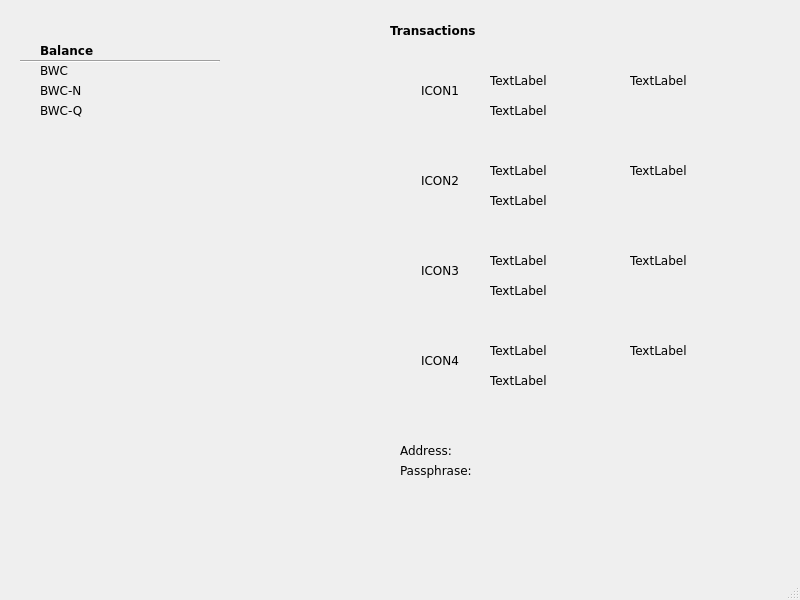
First picture: the form in client/gui/mainwindow.ui, repository TemplateName56/Blockchain_Wallet, before the edit.
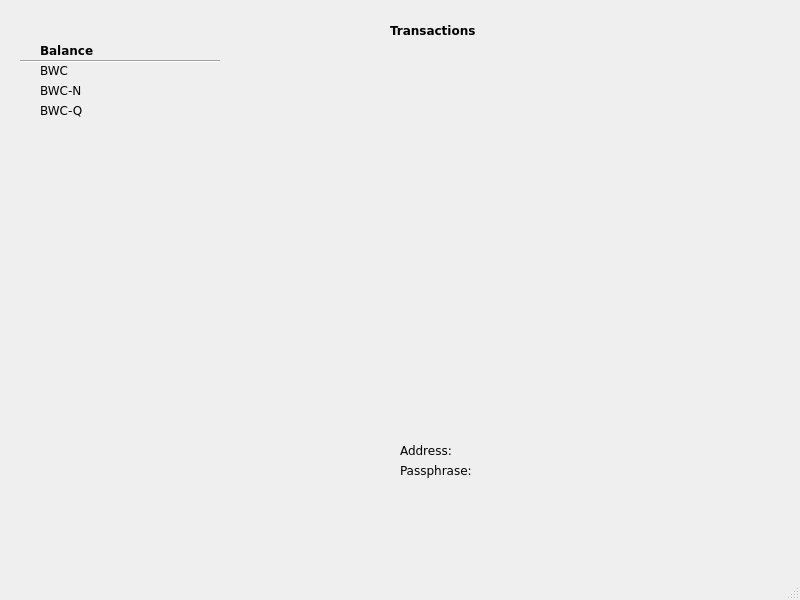
Second picture: the form after the edit. The open tabs and pages were chosen to show the change.

Commit message:
Add Validator Class
Add validator class
Delete last 5 transactions animation

```diff
--- a/client/gui/mainwindow.ui
+++ b/client/gui/mainwindow.ui
@@ -156,533 +156,6 @@
        <string>Address:</string>
       </property>
      </widget>
-     <widget class="QWidget" name="transactionsOverview" native="true">
-      <property name="geometry">
-       <rect>
-        <x>390</x>
-        <y>40</y>
-        <width>400</width>
-        <height>370</height>
-       </rect>
-      </property>
-      <property name="sizePolicy">
-       <sizepolicy hsizetype="Preferred" vsizetype="Preferred">
-        <horstretch>0</horstretch>
-        <verstretch>0</verstretch>
-       </sizepolicy>
-      </property>
-      <property name="minimumSize">
-       <size>
-        <width>400</width>
-        <height>300</height>
-       </size>
-      </property>
-      <widget class="QWidget" name="transactionInfo_1" native="true">
-       <property name="geometry">
-        <rect>
-         <x>10</x>
-         <y>10</y>
-         <width>380</width>
-         <height>80</height>
-        </rect>
-       </property>
-       <property name="sizePolicy">
-        <sizepolicy hsizetype="Preferred" vsizetype="Preferred">
-         <horstretch>0</horstretch>
-         <verstretch>0</verstretch>
-        </sizepolicy>
-       </property>
-       <property name="minimumSize">
-        <size>
-         <width>380</width>
-         <height>0</height>
-        </size>
-       </property>
-       <widget class="QLabel" name="transactionIcon_1">
-        <property name="geometry">
-         <rect>
-          <x>10</x>
-          <y>10</y>
-          <width>60</width>
-          <height>60</height>
-         </rect>
-        </property>
-        <property name="minimumSize">
-         <size>
-          <width>60</width>
-          <height>60</height>
-         </size>
-        </property>
-        <property name="text">
-         <string>ICON1</string>
-        </property>
-        <property name="alignment">
-         <set>Qt::AlignCenter</set>
-        </property>
-       </widget>
-       <widget class="QLabel" name="transactionDate_1">
-        <property name="geometry">
-         <rect>
-          <x>90</x>
-          <y>20</y>
-          <width>100</width>
-          <height>20</height>
-         </rect>
-        </property>
-        <property name="minimumSize">
-         <size>
-          <width>100</width>
-          <height>20</height>
-         </size>
-        </property>
-        <property name="text">
-         <string>TextLabel</string>
-        </property>
-       </widget>
-       <widget class="QLabel" name="wallerAddress_1">
-        <property name="geometry">
-         <rect>
-          <x>90</x>
-          <y>50</y>
-          <width>200</width>
-          <height>20</height>
-         </rect>
-        </property>
-        <property name="minimumSize">
-         <size>
-          <width>200</width>
-          <height>20</height>
-         </size>
-        </property>
-        <property name="text">
-         <string>TextLabel</string>
-        </property>
-       </widget>
-       <widget class="QLabel" name="amount_1">
-        <property name="geometry">
-         <rect>
-          <x>230</x>
-          <y>20</y>
-          <width>140</width>
-          <height>20</height>
-         </rect>
-        </property>
-        <property name="minimumSize">
-         <size>
-          <width>120</width>
-          <height>20</height>
-         </size>
-        </property>
-        <property name="text">
-         <string>TextLabel</string>
-        </property>
-       </widget>
-      </widget>
-      <widget class="QWidget" name="transactionInfo_2" native="true">
-       <property name="geometry">
-        <rect>
-         <x>10</x>
-         <y>100</y>
-         <width>380</width>
-         <height>80</height>
-        </rect>
-       </property>
-       <property name="sizePolicy">
-        <sizepolicy hsizetype="Preferred" vsizetype="Preferred">
-         <horstretch>0</horstretch>
-         <verstretch>0</verstretch>
-        </sizepolicy>
-       </property>
-       <property name="minimumSize">
-        <size>
-         <width>380</width>
-         <height>0</height>
-        </size>
-       </property>
-       <widget class="QLabel" name="transactionIcon_2">
-        <property name="geometry">
-         <rect>
-          <x>10</x>
-          <y>10</y>
-          <width>60</width>
-          <height>60</height>
-         </rect>
-        </property>
-        <property name="minimumSize">
-         <size>
-          <width>60</width>
-          <height>60</height>
-         </size>
-        </property>
-        <property name="text">
-         <string>ICON2</string>
-        </property>
-        <property name="alignment">
-         <set>Qt::AlignCenter</set>
-        </property>
-       </widget>
-       <widget class="QLabel" name="transactionDate_2">
-        <property name="geometry">
-         <rect>
-          <x>90</x>
-          <y>20</y>
-          <width>100</width>
-          <height>20</height>
-         </rect>
-        </property>
-        <property name="minimumSize">
-         <size>
-          <width>100</width>
-          <height>20</height>
-         </size>
-        </property>
-        <property name="text">
-         <string>TextLabel</string>
-        </property>
-       </widget>
-       <widget class="QLabel" name="wallerAddress_2">
-        <property name="geometry">
-         <rect>
-          <x>90</x>
-          <y>50</y>
-          <width>200</width>
-          <height>20</height>
-         </rect>
-        </property>
-        <property name="minimumSize">
-         <size>
-          <width>200</width>
-          <height>20</height>
-         </size>
-        </property>
-        <property name="text">
-         <string>TextLabel</string>
-        </property>
-       </widget>
-       <widget class="QLabel" name="amount_2">
-        <property name="geometry">
-         <rect>
-          <x>230</x>
-          <y>20</y>
-          <width>140</width>
-          <height>20</height>
-         </rect>
-        </property>
-        <property name="minimumSize">
-         <size>
-          <width>120</width>
-          <height>20</height>
-         </size>
-        </property>
-        <property name="text">
-         <string>TextLabel</string>
-        </property>
-       </widget>
-      </widget>
-      <widget class="QWidget" name="transactionInfo_3" native="true">
-       <property name="geometry">
-        <rect>
-         <x>10</x>
-         <y>190</y>
-         <width>380</width>
-         <height>80</height>
-        </rect>
-       </property>
-       <property name="sizePolicy">
-        <sizepolicy hsizetype="Preferred" vsizetype="Preferred">
-         <horstretch>0</horstretch>
-         <verstretch>0</verstretch>
-        </sizepolicy>
-       </property>
-       <property name="minimumSize">
-        <size>
-         <width>380</width>
-         <height>0</height>
-        </size>
-       </property>
-       <widget class="QLabel" name="transactionIcon_3">
-        <property name="geometry">
-         <rect>
-          <x>10</x>
-          <y>10</y>
-          <width>60</width>
-          <height>60</height>
-         </rect>
-        </property>
-        <property name="minimumSize">
-         <size>
-          <width>60</width>
-          <height>60</height>
-         </size>
-        </property>
-        <property name="text">
-         <string>ICON3</string>
-        </property>
-        <property name="alignment">
-         <set>Qt::AlignCenter</set>
-        </property>
-       </widget>
-       <widget class="QLabel" name="transactionDate_3">
-        <property name="geometry">
-         <rect>
-          <x>90</x>
-          <y>20</y>
-          <width>100</width>
-          <height>20</height>
-         </rect>
-        </property>
-        <property name="minimumSize">
-         <size>
-          <width>100</width>
-          <height>20</height>
-         </size>
-        </property>
-        <property name="text">
-         <string>TextLabel</string>
-        </property>
-       </widget>
-       <widget class="QLabel" name="wallerAddress_3">
-        <property name="geometry">
-         <rect>
-          <x>90</x>
-          <y>50</y>
-          <width>200</width>
-          <height>20</height>
-         </rect>
-        </property>
-        <property name="minimumSize">
-         <size>
-          <width>200</width>
-          <height>20</height>
-         </size>
-        </property>
-        <property name="text">
-         <string>TextLabel</string>
-        </property>
-       </widget>
-       <widget class="QLabel" name="amount_3">
-        <property name="geometry">
-         <rect>
-          <x>230</x>
-          <y>20</y>
-          <width>140</width>
-          <height>20</height>
-         </rect>
-        </property>
-        <property name="minimumSize">
-         <size>
-          <width>120</width>
-          <height>20</height>
-         </size>
-        </property>
-        <property name="text">
-         <string>TextLabel</string>
-        </property>
-       </widget>
-      </widget>
-      <widget class="QWidget" name="transactionInfo_4" native="true">
-       <property name="geometry">
-        <rect>
-         <x>10</x>
-         <y>280</y>
-         <width>380</width>
-         <height>80</height>
-        </rect>
-       </property>
-       <property name="sizePolicy">
-        <sizepolicy hsizetype="Preferred" vsizetype="Preferred">
-         <horstretch>0</horstretch>
-         <verstretch>0</verstretch>
-        </sizepolicy>
-       </property>
-       <property name="minimumSize">
-        <size>
-         <width>380</width>
-         <height>0</height>
-        </size>
-       </property>
-       <widget class="QLabel" name="transactionIcon_4">
-        <property name="geometry">
-         <rect>
-          <x>10</x>
-          <y>10</y>
-          <width>60</width>
-          <height>60</height>
-         </rect>
-        </property>
-        <property name="minimumSize">
-         <size>
-          <width>60</width>
-          <height>60</height>
-         </size>
-        </property>
-        <property name="text">
-         <string>ICON4</string>
-        </property>
-        <property name="alignment">
-         <set>Qt::AlignCenter</set>
-        </property>
-       </widget>
-       <widget class="QLabel" name="transactionDate_4">
-        <property name="geometry">
-         <rect>
-          <x>90</x>
-          <y>20</y>
-          <width>100</width>
-          <height>20</height>
-         </rect>
-        </property>
-        <property name="minimumSize">
-         <size>
-          <width>100</width>
-          <height>20</height>
-         </size>
-        </property>
-        <property name="text">
-         <string>TextLabel</string>
-        </property>
-       </widget>
-       <widget class="QLabel" name="wallerAddress_4">
-        <property name="geometry">
-         <rect>
-          <x>90</x>
-          <y>50</y>
-          <width>200</width>
-          <height>20</height>
-         </rect>
-        </property>
-        <property name="minimumSize">
-         <size>
-          <width>200</width>
-          <height>20</height>
-         </size>
-        </property>
-        <property name="text">
-         <string>TextLabel</string>
-        </property>
-       </widget>
-       <widget class="QLabel" name="amount_4">
-        <property name="geometry">
-         <rect>
-          <x>230</x>
-          <y>20</y>
-          <width>140</width>
-          <height>20</height>
-         </rect>
-        </property>
-        <property name="minimumSize">
-         <size>
-          <width>120</width>
-          <height>20</height>
-         </size>
-        </property>
-        <property name="text">
-         <string>TextLabel</string>
-        </property>
-       </widget>
-      </widget>
-      <widget class="QWidget" name="transactionInfo_5" native="true">
-       <property name="geometry">
-        <rect>
-         <x>10</x>
-         <y>370</y>
-         <width>380</width>
-         <height>80</height>
-        </rect>
-       </property>
-       <property name="sizePolicy">
-        <sizepolicy hsizetype="Preferred" vsizetype="Preferred">
-         <horstretch>0</horstretch>
-         <verstretch>0</verstretch>
-        </sizepolicy>
-       </property>
-       <property name="minimumSize">
-        <size>
-         <width>380</width>
-         <height>0</height>
-        </size>
-       </property>
-       <widget class="QLabel" name="transactionIcon_5">
-        <property name="geometry">
-         <rect>
-          <x>10</x>
-          <y>10</y>
-          <width>60</width>
-          <height>60</height>
-         </rect>
-        </property>
-        <property name="minimumSize">
-         <size>
-          <width>60</width>
-          <height>60</height>
-         </size>
-        </property>
-        <property name="text">
-         <string>ICON5</string>
-        </property>
-        <property name="alignment">
-         <set>Qt::AlignCenter</set>
-        </property>
-       </widget>
-       <widget class="QLabel" name="transactionDate_5">
-        <property name="geometry">
-         <rect>
-          <x>90</x>
-          <y>20</y>
-          <width>100</width>
-          <height>20</height>
-         </rect>
-        </property>
-        <property name="minimumSize">
-         <size>
-          <width>100</width>
-          <height>20</height>
-         </size>
-        </property>
-        <property name="text">
-         <string>TextLabel</string>
-        </property>
-       </widget>
-       <widget class="QLabel" name="wallerAddress_5">
-        <property name="geometry">
-         <rect>
-          <x>90</x>
-          <y>50</y>
-          <width>200</width>
-          <height>20</height>
-         </rect>
-        </property>
-        <property name="minimumSize">
-         <size>
-          <width>200</width>
-          <height>20</height>
-         </size>
-        </property>
-        <property name="text">
-         <string>TextLabel</string>
-        </property>
-       </widget>
-       <widget class="QLabel" name="amount_5">
-        <property name="geometry">
-         <rect>
-          <x>230</x>
-          <y>20</y>
-          <width>140</width>
-          <height>20</height>
-         </rect>
-        </property>
-        <property name="minimumSize">
-         <size>
-          <width>120</width>
-          <height>20</height>
-         </size>
-        </property>
-        <property name="text">
-         <string>TextLabel</string>
-        </property>
-       </widget>
-      </widget>
-     </widget>
      <widget class="QLabel" name="transactionsOverviewLabel">
       <property name="geometry">
        <rect>
```
Left out of the diff: 2 changed lines with no effect on the pictures. The commit also changes 7 other files.
